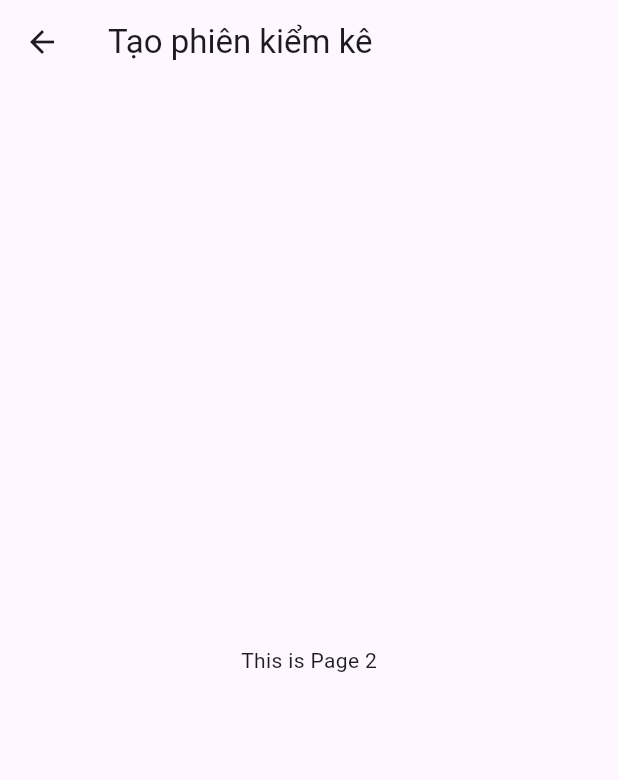
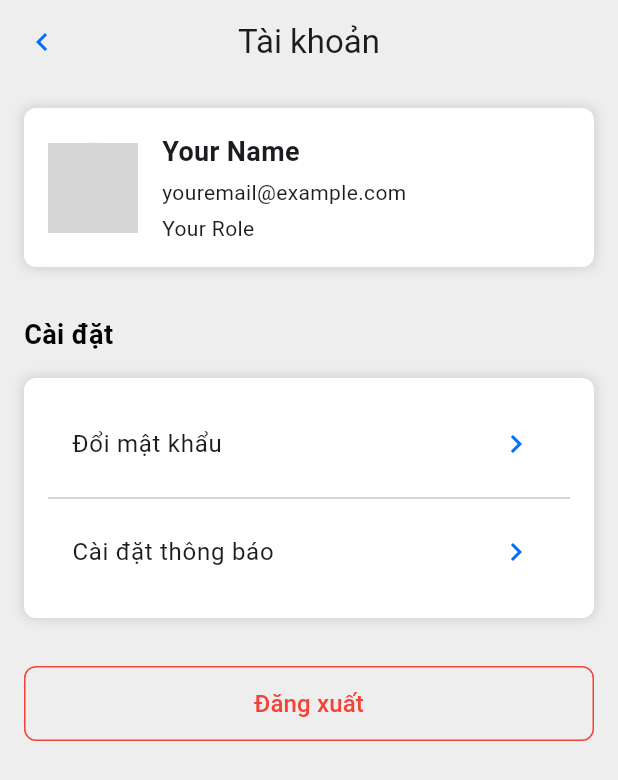
Before and after one commit to Floridazz/Intern_Project, a Flutter app: the MainMenu screen opened directly, item 2 of the bottom bar chosen, on a phone screen of 412 x 824 dp. Shown: the top 780 px of the screen. Run offline on Flutter 3.47's test engine with Material 3 defaults, Android fonts, the phone set to English and light mode, and no system bars; our stand-ins replace bloc, cloud_firestore, equatable, firebase_auth, firebase_core; missing offline and left inert: flutter_barcode_scanner; accounts and stored records are empty; grey boxes are pictures that could not be loaded.

Commit message:
front end commit

```diff
--- /dev/null
+++ b/lib/pages/account.dart
@@ -0,0 +1,147 @@
+import 'package:flutter/material.dart';
+import 'change_pass.dart';
+import 'noti_config.dart';
+class AccountPage extends StatelessWidget {
+  @override
+  Widget build(BuildContext context) {
+    return Scaffold(
+      appBar: AppBar(
+        leading: IconButton(
+          icon: Icon(Icons.chevron_left, color: Color(0xFF006FFD)),
+          onPressed: () {
+            Navigator.pop(context);
+          },
+        ),
+        title: Text('Tài khoản'),
+        centerTitle: true,
+        backgroundColor: Color(0xFFEEEEEE),
+      ),
+      backgroundColor: Color(0xFFEEEEEE), // Page background color
+      body: Padding(
+        padding: const EdgeInsets.all(16.0),
+        child: Column(
+          crossAxisAlignment: CrossAxisAlignment.start,
+          children: [
+            // First Box: Avatar, Name, Email, Role
+            Container(
+              padding: EdgeInsets.all(16.0),
+              decoration: BoxDecoration(
+                color: Colors.white,
+                borderRadius: BorderRadius.circular(8.0),
+                boxShadow: [
+                  BoxShadow(
+                    color: Colors.black12,
+                    blurRadius: 6.0,
+                    spreadRadius: 1.0,
+                  ),
+                ],
+              ),
+              child: Row(
+                children: [
+                  CircleAvatar(
+                    radius: 30,
+                    backgroundImage: AssetImage('assets/avatar.png'), // Replace with your avatar image path
+                  ),
+                  SizedBox(width: 16.0),
+                  Expanded(
+                    child: Column(
+                      crossAxisAlignment: CrossAxisAlignment.start,
+                      children: [
+                        Text(
+                          'Your Name',
+                          style: TextStyle(fontSize: 18.0, fontWeight: FontWeight.bold),
+                        ),
+                        SizedBox(height: 4.0),
+                        Text('youremail@example.com'),
+                        SizedBox(height: 4.0),
+                        Text('Your Role'),
+                      ],
+                    ),
+                  ),
+                ],
+              ),
+            ),
+            SizedBox(height: 32.0), // Increased space between the first and second box
+
+            // Cài đặt Header Text
+            Text(
+              'Cài đặt',
+              style: TextStyle(
+                fontSize: 18.0,
+                fontWeight: FontWeight.bold,
+                color: Colors.black,
+              ),
+            ),
+            SizedBox(height: 16.0), // Space between header text and second box
+
+            // Second Box: Cài đặt with 2 Options
+            Container(
+              padding: EdgeInsets.all(16.0),
+              decoration: BoxDecoration(
+                color: Colors.white,
+                borderRadius: BorderRadius.circular(8.0),
+                boxShadow: [
+                  BoxShadow(
+                    color: Colors.black12,
+                    blurRadius: 6.0,
+                    spreadRadius: 1.0,
+                  ),
+                ],
+              ),
+              child: Column(
+                children: [
+                  ListTile(
+                    title: Text('Đổi mật khẩu'),
+                    trailing: Icon(Icons.chevron_right, color: Color(0xFF006FFD)),
+                    onTap: () {
+                      Navigator.push(
+                        context,
+                        MaterialPageRoute(
+                          builder: (context) => DoiMatKhauPage(),
+                        ),
+                      );
+                    },
+                  ),
+
+                  Divider(),
+                  ListTile(
+                    title: Text('Cài đặt thông báo'),
+                    trailing: Icon(Icons.chevron_right, color: Color(0xFF006FFD)),
+                    onTap: () {
+                      Navigator.push(
+                        context,
+                        MaterialPageRoute(
+                          builder: (context) => NotiConfigPage(),
+                        ),
+                      );
+                    },
+                  ),
+                ],
+              ),
+            ),
+            SizedBox(height: 32.0), // Increased space between the second and third box
+
+            // Third Box: Đăng xuất Button
+            Container(
+              width: double.infinity,
+              decoration: BoxDecoration(
+                color: Color(0xFFEEEEEE), // Background color
+                borderRadius: BorderRadius.circular(8.0),
+                border: Border.all(color: Colors.red), // Border color
+              ),
+              child: TextButton(
+                onPressed: () {
+                  // Implement logout logic here
+                },
+                child: Text(
+                  'Đăng xuất',
+                  style: TextStyle(color: Colors.red, fontSize: 16.0), // Text color
+                ),
+              ),
+            ),
+          ],
+        ),
+      ),
+    );
+  }
+}
--- a/lib/pages/main_menu.dart
+++ b/lib/pages/main_menu.dart
@@ -1,5 +1,6 @@
 import 'package:flutter/material.dart';
 import 'scan.dart';
+import 'account.dart';
 
 class Page1 extends StatelessWidget {
   @override
@@ -84,7 +85,7 @@ class _MainMenuState extends State<MainMenu> {
       case 1:
         Navigator.push(
           context,
-          MaterialPageRoute(builder: (context) => Page2()),
+          MaterialPageRoute(builder: (context) => AccountPage()), // Update here
         );
         break;
       case 2:
@@ -107,6 +108,7 @@ class _MainMenuState extends State<MainMenu> {
         break;
     }
   }
+
 
   @override
   Widget build(BuildContext context) {
--- a/pubspec.yaml
+++ b/pubspec.yaml
@@ -31,6 +31,8 @@ dependencies:
   flutter:
     sdk: flutter
   camera: ^0.10.0
+  image_picker: ^0.8.7+4
+  google_ml_kit: ^0.7.0
   flutter_barcode_scanner: ^2.0.0
 
   # firebase
```
Also changed, not shown: lib/pages/change_pass.dart (added, +114 -0 lines), lib/pages/noti_config.dart (added, +119 -0 lines), lib/pages/scan.dart (+98 -44 lines), lib/images/avatar.png (added), pubspec.lock, 5 other files.
